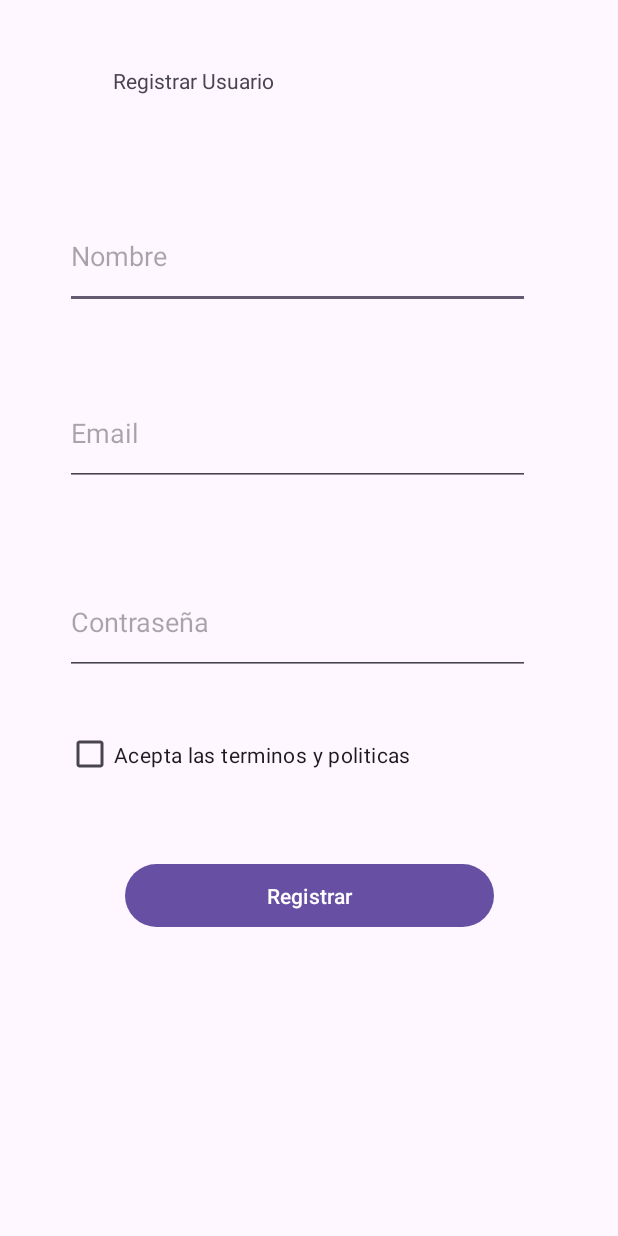
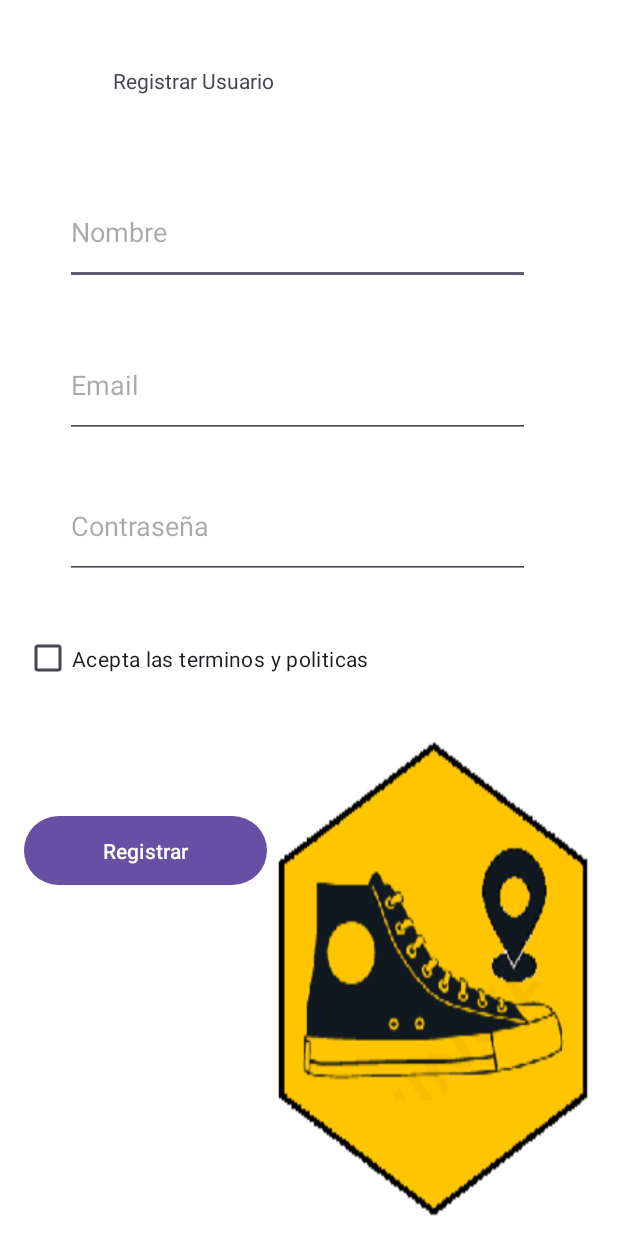
Before and after one commit to NachoPrograma/WalkToWalkV2, an Android app: the Registrar screen opened directly, with no data from a screen before it, on a phone screen of 412 x 824 dp. Run offline under Robolectric (Android 15) with nearby library versions, the phone set to English and light mode, and no system bars.

Commit message:
Avance dia 22

```diff
--- a/app/src/main/java/com/example/walktowalk/tareas/TareaBuscarItinerario.java
+++ b/app/src/main/java/com/example/walktowalk/tareas/TareaBuscarItinerario.java
@@ -3,7 +3,7 @@ package com.example.walktowalk.tareas;
 
 import com.example.walktowalk.clases.Itinerario;
 import com.example.walktowalk.modelo.CiudadDB;
-import com.example.walktowalk.modelo.CiudadDB;
+
 
 import java.util.ArrayList;
 import java.util.concurrent.Callable;
@@ -15,7 +15,7 @@ public class TareaBuscarItinerario implements Callable<ArrayList<Itinerario>> {
     }
     @Override
     public ArrayList<Itinerario> call() throws Exception {
-        ArrayList<Itinerario> pokemon= CiudadDB.obtenerPorCiudad(ciudad);
-        return pokemon;
+        ArrayList<Itinerario> itinerario= CiudadDB.obtenerPorCiudad(ciudad);
+        return itinerario;
     }
 }
--- a/app/src/main/res/layout/activity_login.xml
+++ b/app/src/main/res/layout/activity_login.xml
@@ -4,6 +4,7 @@
     xmlns:tools="http://schemas.android.com/tools"
     android:layout_width="match_parent"
     android:layout_height="match_parent"
+    android:background="@drawable/fondo_1"
     tools:context=".activities.Login">
 
     <Button
--- a/app/src/main/res/layout/activity_main.xml
+++ b/app/src/main/res/layout/activity_main.xml
@@ -9,8 +9,9 @@
     <TextView
         android:layout_width="411dp"
         android:layout_height="731dp"
+        android:background="@drawable/fondo_logo_vertical"
         android:onClick="irLogin"
-        android:text="A Login"
+        android:text="."
         app:layout_constraintBottom_toBottomOf="parent"
         app:layout_constraintEnd_toEndOf="parent"
         app:layout_constraintHorizontal_bias="0.444"
--- a/app/src/main/res/layout/activity_registrar.xml
+++ b/app/src/main/res/layout/activity_registrar.xml
@@ -4,6 +4,7 @@
     xmlns:tools="http://schemas.android.com/tools"
     android:layout_width="match_parent"
     android:layout_height="match_parent"
+    android:background="@drawable/fondo_1"
     tools:context=".activities.Registrar">
 
     <TextView
@@ -20,7 +21,7 @@
         android:id="@+id/edt_login_nombre"
         android:layout_width="310dp"
         android:layout_height="70dp"
-        android:layout_marginTop="40dp"
+        android:layout_marginTop="24dp"
         android:ems="10"
         android:hint="Nombre"
         android:inputType="text"
@@ -33,7 +34,7 @@
         android:id="@+id/edt_registrar_password"
         android:layout_width="310dp"
         android:layout_height="70dp"
-        android:layout_marginTop="56dp"
+        android:layout_marginTop="24dp"
         android:ems="10"
         android:hint="Contraseña"
         android:inputType="textPassword"
@@ -46,7 +47,7 @@
         android:id="@+id/edt_registrar_email"
         android:layout_width="310dp"
         android:layout_height="70dp"
-        android:layout_marginTop="48dp"
+        android:layout_marginTop="32dp"
         android:ems="10"
         android:hint="Email"
         android:inputType="textEmailAddress"
@@ -57,12 +58,13 @@
 
     <Button
         android:id="@+id/button"
-        android:layout_width="246dp"
-        android:layout_height="50dp"
-        android:layout_marginTop="44dp"
+        android:layout_width="162dp"
+        android:layout_height="54dp"
+        android:layout_marginTop="76dp"
+        android:onClick="onRegisterClick"
         android:text="Registrar"
-        android:onClick="onRegisterClick"
         app:layout_constraintEnd_toEndOf="parent"
+        app:layout_constraintHorizontal_bias="0.064"
         app:layout_constraintStart_toStartOf="parent"
         app:layout_constraintTop_toBottomOf="@+id/checkBox" />
 
@@ -70,7 +72,7 @@
         android:id="@+id/checkBox"
         android:layout_width="309dp"
         android:layout_height="50dp"
-        android:layout_marginStart="44dp"
+        android:layout_marginStart="16dp"
         android:layout_marginTop="28dp"
         android:text="Acepta las terminos y politicas"
         app:layout_constraintStart_toStartOf="parent"
```
Also changed, not shown: app/src/main/java/com/example/walktowalk/clases/Mapa.java (added, +57 -0 lines), app/src/main/java/com/example/walktowalk/controladores/CiudadController.java (+24 -0 lines), app/src/main/java/com/example/walktowalk/modelo/CiudadDB.java (+39 -0 lines), app/src/main/java/com/example/walktowalk/tareas/TareaBuscarMapa.java (added, +18 -0 lines), app/src/main/res/drawable/Logo.png (added), app/src/main/res/drawable/fondo_1.png (added), app/src/main/res/drawable/fondo_logo_vertical.png (added).
